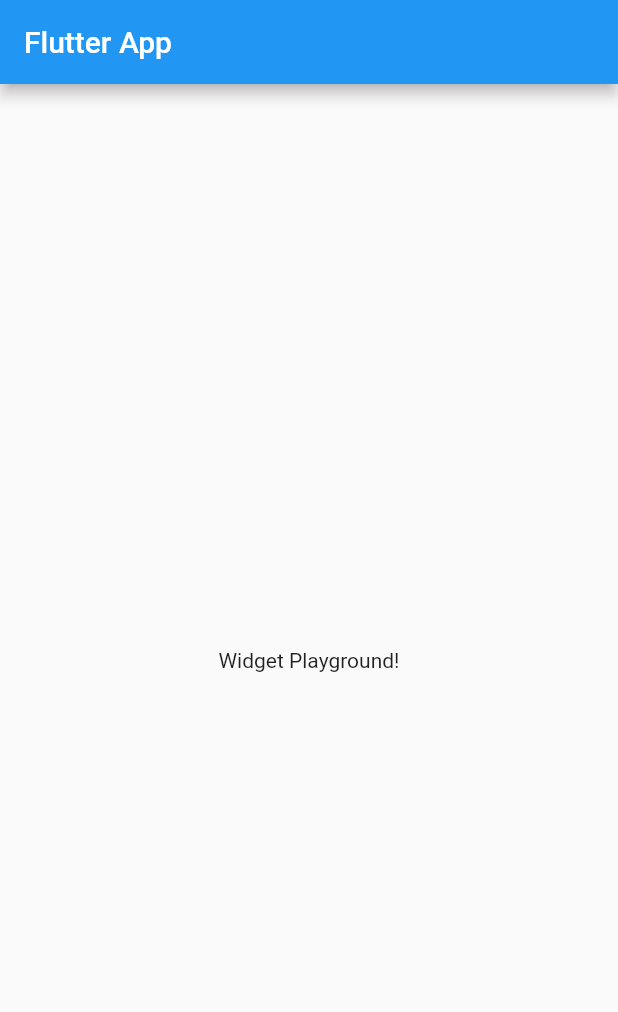
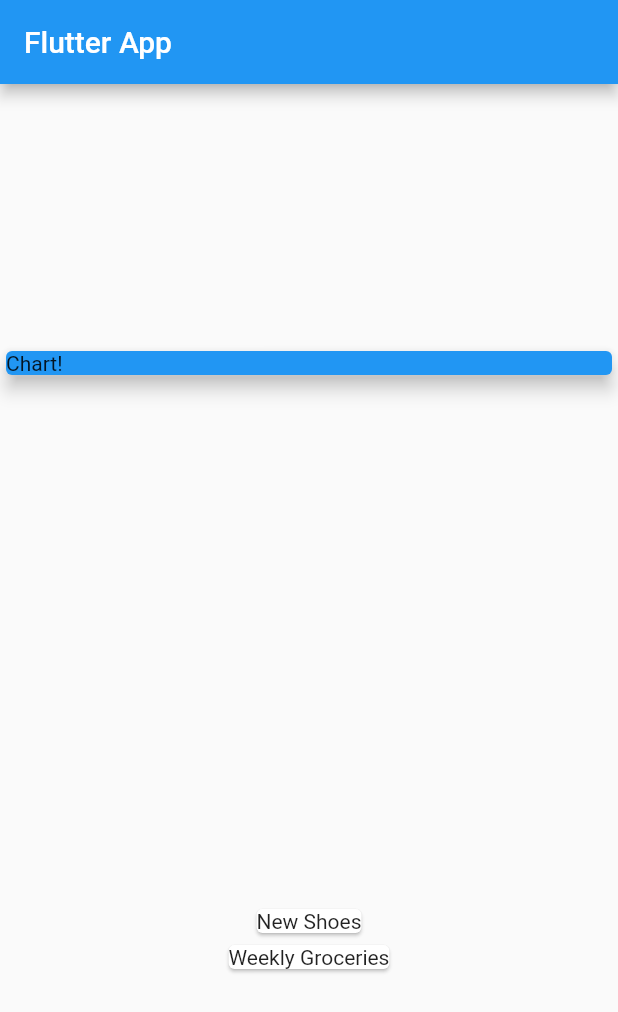
Before and after one commit to DanielLCintra/flutter_expenses_app, a Flutter app: the screen it shows after launch, on a phone screen of 412 x 824 dp. Shown: the top 1012 px of the screen. Run offline on Flutter 3.47's test engine with Material 2 defaults, Android fonts, the phone set to English and light mode, and no system bars.

Commit message:
Criando primeiros elementos e criando a lista de despesas

```diff
--- a/lib/main.dart
+++ b/lib/main.dart
@@ -1,4 +1,5 @@
 import 'package:flutter/material.dart';
+import './transaction.dart';
 
 void main() => runApp(MyApp());
 
@@ -16,14 +17,46 @@ class MyApp extends StatelessWidget {
 }
 
 class MyHomePage extends StatelessWidget {
+  final List<Transaction> transactions = [
+    Transaction(
+      id: 't1',
+      title: 'New Shoes',
+      amount: 69.99,
+      date: DateTime.now(),
+    ),
+    Transaction(
+      id: 't2',
+      title: 'Weekly Groceries',
+      amount: 16.53,
+      date: DateTime.now(),
+    ),
+  ];
+
   @override
   Widget build(BuildContext context) {
     return Scaffold(
       appBar: AppBar(
         title: Text("Flutter App"),
       ),
-      body: Center(
-        child: Text("Widget Playground!"),
+      body: Column(
+        mainAxisAlignment: MainAxisAlignment.spaceAround,
+        crossAxisAlignment: CrossAxisAlignment.stretch,
+        children: <Widget>[
+          Container(
+            width: double.infinity,
+            child: Card(
+              color: Colors.blue,
+              child: Text("Chart!"),
+              elevation: 5,
+            ),
+          ),
+          Column(
+              children: transactions.map((tx) {
+            return Card(
+              child: Text(tx.title),
+            );
+          }).toList()),
+        ],
       ),
     );
   }
--- /dev/null
+++ b/lib/transaction.dart
@@ -0,0 +1,15 @@
+import 'package:flutter/foundation.dart';
+
+class Transaction {
+  final String id;
+  final String title;
+  final double amount;
+  final DateTime date;
+
+  Transaction({
+    @required this.id,
+    @required this.title,
+    @required this.amount,
+    @required this.date,
+  });
+}
```
